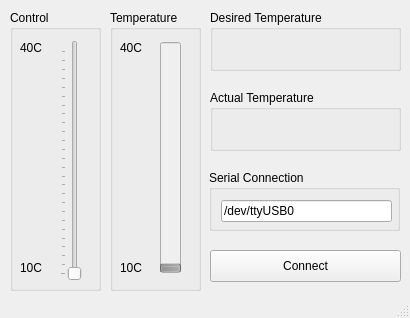
This is mainwindow.ui in WearableComputerLab/TemperatureControl as Qt 5 draws it before an edit. The edited form follows.
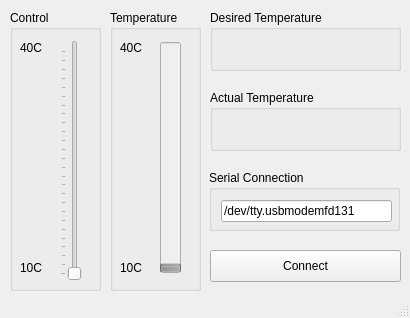
This is the edited form.

The edit to the form file:
```diff
--- a/mainwindow.ui
+++ b/mainwindow.ui
@@ -261,7 +261,7 @@
       </rect>
      </property>
      <property name="text">
-      <string>/dev/ttyUSB0</string>
+      <string>/dev/tty.usbmodemfd131</string>
      </property>
     </widget>
    </widget>
```
